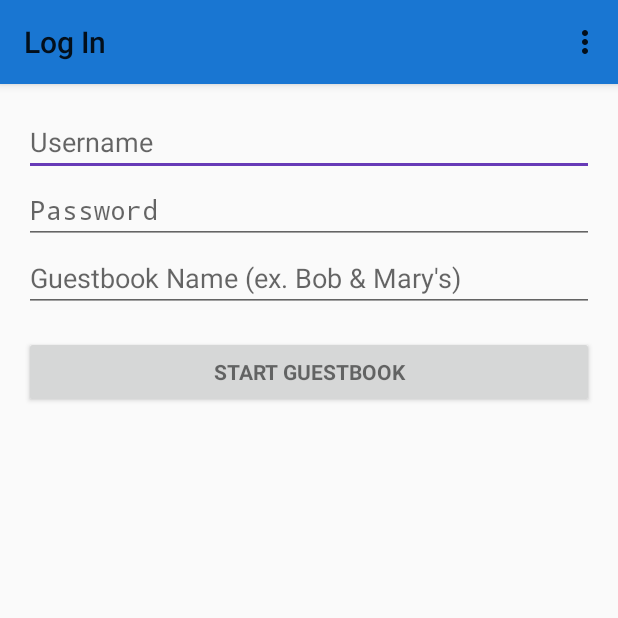
After one commit to RSenApps/Guestbook, an Android app: the LoginActivity screen opened directly, with no data from a screen before it, on a phone screen of 412 x 824 dp, the top half of it. The commit adds this screen. Run offline under Robolectric (Android 15) with nearby library versions, the phone set to English and light mode, and no system bars; libraries missing offline, so code that uses them is left out: com.crashlytics.android; 1 statement that could not run was skipped.

Commit message:
screen pinning, login page, crash fixes

```diff
--- a/app/build.gradle
+++ b/app/build.gradle
@@ -45,8 +45,10 @@ android {
 
 dependencies {
     compile fileTree(dir: 'libs', include: ['*.jar'])
-    compile 'com.android.support:cardview-v7:21.0.+'
+    compile 'com.android.support:cardview-v7:21.0.3'
     compile 'com.getbase:floatingactionbutton:1.4.0'
     compile 'it.sephiroth.android.exif:library:+'
     compile 'com.crashlytics.android:crashlytics:1.+'
+    compile 'com.google.android.gms:play-services:6.5.87'
+    compile 'com.android.support:appcompat-v7:21.0.3'
 }
--- a/app/src/main/java/rsen/com/guestbook/Camera2BasicFragment.java
+++ b/app/src/main/java/rsen/com/guestbook/Camera2BasicFragment.java
@@ -418,6 +418,8 @@ public class Camera2BasicFragment extends Fragment implements View.OnClickListen
 
     @Override
     public void onPause() {
+        timerCancelled = true;
+        timer.cancel();
         closeCamera();
         stopBackgroundThread();
         super.onPause();
--- a/app/src/main/java/rsen/com/guestbook/GuestbookBackgroundImage.java
+++ b/app/src/main/java/rsen/com/guestbook/GuestbookBackgroundImage.java
@@ -88,7 +88,7 @@ public class GuestbookBackgroundImage {
         int w = view.getWidth();
         int h = view.getHeight();
 
-        Rect check = new Rect(x, y, x+w, y+h);
+        Rect check = new Rect(x+250, y+150, x+w-150, y+h-150);
 
         return check.intersect(proposed);
     }
--- /dev/null
+++ b/app/src/main/res/layout/activity_login.xml
@@ -0,0 +1,44 @@
+<LinearLayout xmlns:android="http://schemas.android.com/apk/res/android"
+    xmlns:tools="http://schemas.android.com/tools" android:layout_width="match_parent"
+    android:layout_height="match_parent" android:gravity="center_horizontal"
+    android:orientation="vertical" android:paddingBottom="@dimen/activity_vertical_margin"
+    android:paddingLeft="@dimen/activity_horizontal_margin"
+    android:paddingRight="@dimen/activity_horizontal_margin"
+    android:paddingTop="@dimen/activity_vertical_margin"
+    tools:context="rsen.com.guestbook.LoginActivity">
+
+    <!-- Login progress -->
+    <ProgressBar android:id="@+id/login_progress" style="?android:attr/progressBarStyleLarge"
+        android:layout_width="wrap_content" android:layout_height="wrap_content"
+        android:layout_marginBottom="8dp" android:visibility="gone" />
+
+    <ScrollView android:id="@+id/login_form" android:layout_width="match_parent"
+        android:layout_height="match_parent">
+
+        <LinearLayout android:id="@+id/email_login_form" android:layout_width="match_parent"
+            android:layout_height="wrap_content" android:orientation="vertical">
+
+            <EditText android:id="@+id/email" android:layout_width="match_parent"
+                android:layout_height="wrap_content" android:hint="Username"
+                android:inputType="text" android:maxLines="1"
+                android:singleLine="true" />
+
+            <EditText android:id="@+id/password" android:layout_width="match_parent"
+                android:layout_height="wrap_content" android:hint="Password"
+                android:imeActionId="@+id/login"
+                android:imeActionLabel="@string/action_sign_in_short"
+                android:imeOptions="actionUnspecified" android:inputType="numberPassword"
+                android:maxLines="1" android:singleLine="true" />
+            <EditText android:id="@+id/guestbookname" android:layout_width="match_parent"
+                android:layout_height="wrap_content" android:hint="Guestbook Name (ex. Bob &amp; Mary's)"
+                android:inputType="text"
+                android:maxLines="1" android:singleLine="true" />
+            <Button android:id="@+id/email_sign_in_button" style="?android:textAppearanceSmall"
+                android:layout_width="match_parent" android:layout_height="wrap_content"
+                android:layout_marginTop="16dp" android:text="Start Guestbook"
+                android:textStyle="bold" />
+
+        </LinearLayout>
+    </ScrollView>
+
+</LinearLayout>
--- /dev/null
+++ b/app/src/main/res/menu/login.xml
@@ -0,0 +1,4 @@
+<?xml version="1.0" encoding="utf-8"?>
+<menu xmlns:android="http://schemas.android.com/apk/res/android">
+    <item android:id="@+id/about" android:title="About" android:showAsAction="never" />
+</menu>
--- a/app/src/main/res/menu/menu_main.xml
+++ /dev/null
@@ -1,5 +0,0 @@
-<menu xmlns:android="http://schemas.android.com/apk/res/android"
-    xmlns:tools="http://schemas.android.com/tools" tools:context=".MainActivity">
-    <item android:id="@+id/action_settings" android:title="@string/action_settings"
-        android:orderInCategory="100" android:showAsAction="never" />
-</menu>
--- /dev/null
+++ b/app/src/main/res/values/strings_activity_login.xml
@@ -0,0 +1,14 @@
+<resources>
+    <string name="title_activity_login">Log In</string>
+
+    <!-- Strings related to login -->
+    <string name="prompt_email">Email</string>
+    <string name="prompt_password">Password (optional)</string>
+    <string name="action_sign_in">Sign in or register</string>
+    <string name="action_sign_in_short">Sign in</string>
+
+    <string name="error_invalid_email">This email address is invalid</string>
+    <string name="error_invalid_password">This password is too short</string>
+    <string name="error_incorrect_password">This password is incorrect</string>
+    <string name="error_field_required">This field is required</string>
+</resources>
```
Also changed, not shown: app/src/main/AndroidManifest.xml (+16 -6 lines), app/src/main/java/rsen/com/guestbook/LoginActivity.java (added, +274 -0 lines), app/src/main/java/rsen/com/guestbook/MainActivity.java (+43 -3 lines), 2 other files.
